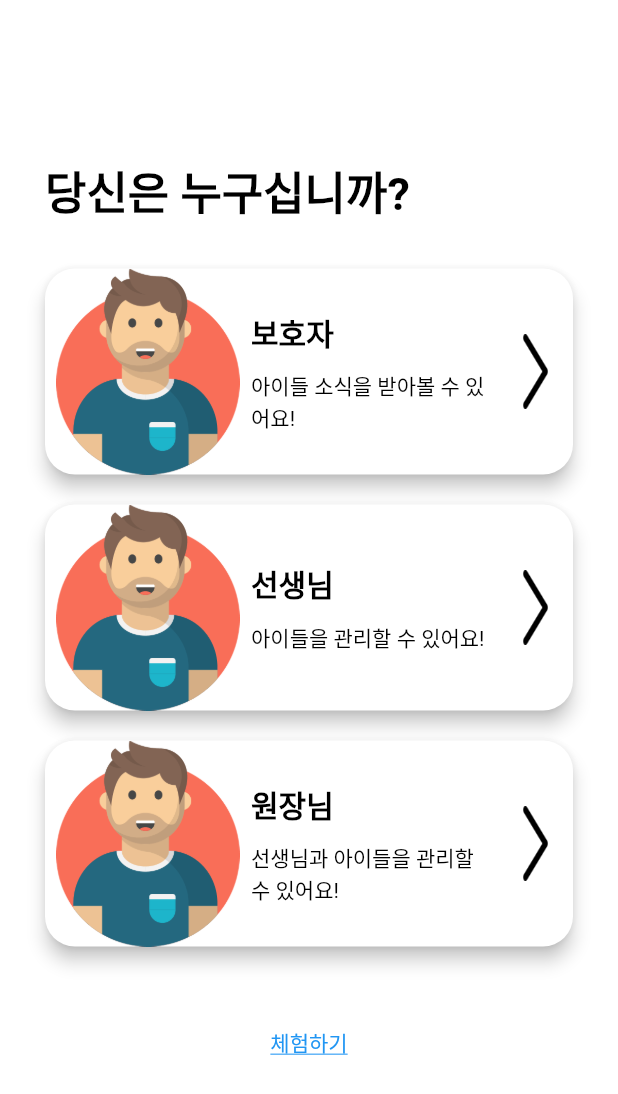
After one commit to NetmicsDev/BalletHelper, a Flutter app: the screen it shows after launch, on a phone screen of 412 x 824 dp. The commit adds this screen. Shown: the top 1094 px of the screen. Run offline on Flutter 3.47's test engine with Material 2 defaults, Android fonts, the light colour scheme and no system bars; our stand-ins replace get, get_storage.

Commit message:
로그인 화면 내 페이지 이동 설정 (TabController)

```diff
--- /dev/null
+++ b/lib/app/controller/login_controller.dart
@@ -0,0 +1,39 @@
+import 'package:flutter/material.dart';
+import 'package:get/get.dart';
+
+class LoginController extends GetxController with SingleGetTickerProviderMixin {
+  final List pages = [
+    'USER_TYPE', // 회원 권한 선택
+    'CHOOSE_SIGN', // 로그인인지 회원가입인지
+    'CODE_CHECK', // 보호자와 선생님 시 받은 코드 확인 (가입 시)
+    'SIGNIN', // 로그인
+    'SIGNUP' // 회원가입
+  ];
+
+  late TabController pageController;
+
+  @override
+  void onInit() {
+    super.onInit();
+    pageController = TabController(length: pages.length, vsync: this);
+  }
+
+  @override
+  void onClose() {
+    pageController.dispose();
+    super.onClose();
+  }
+
+  // true -> pop을 했다. false -> pop을 할 수 없다.
+  bool pop() {
+    bool isRoot = pageController.index == 0;
+    if (!isRoot) {
+      if (pageController.index == 4) {
+        pageController.index = 1;
+      } else {
+        pageController.index = pageController.index - 1;
+      }
+    }
+    return !isRoot;
+  }
+}
--- a/lib/app/routes/pages.dart
+++ b/lib/app/routes/pages.dart
@@ -1,5 +1,6 @@
 import 'package:ballet_helper/app/routes/routes.dart';
-import 'package:ballet_helper/app/ui/screen/login_screen.dart';
+import 'package:ballet_helper/app/ui/screen/login/login_screen.dart';
+import 'package:ballet_helper/app/ui/screen/login/user_type_page.dart';
 import 'package:ballet_helper/app/ui/screen/preview_screen.dart';
 import 'package:get/get_navigation/get_navigation.dart';
 
@@ -9,6 +10,6 @@
     GetPage(
         name: Routes.preview,
         page: () => PreviewScreen(),
-        transition: Transition.rightToLeft),
+        transition: Transition.fadeIn),
   ];
 }
--- /dev/null
+++ b/lib/app/ui/screen/login/login_screen.dart
@@ -0,0 +1,48 @@
+import 'dart:developer';
+
+import 'package:ballet_helper/app/controller/login_controller.dart';
+import 'package:ballet_helper/app/ui/screen/login/code_check_page.dart';
+import 'package:ballet_helper/app/ui/screen/login/user_type_page.dart';
+import 'package:ballet_helper/app/ui/theme/colors.dart';
+import 'package:flutter/material.dart';
+import 'package:get/get.dart';
+
+import 'choose_sign_page.dart';
+
+class LoginScreen extends StatefulWidget {
+  LoginScreen({Key? key}) : super(key: key);
+
+  @override
+  _LoginScreenState createState() => _LoginScreenState();
+}
+
+class _LoginScreenState extends State<LoginScreen> {
+  final LoginController _controller = Get.put(LoginController());
+
+  @override
+  Widget build(BuildContext context) {
+    return WillPopScope(
+      onWillPop: () async {
+        return !_controller.pop();
+      },
+      child: Scaffold(
+        backgroundColor: scaffoldBackgroundColor,
+        body: TabBarView(
+          controller: _controller.pageController,
+          children: _controller.pages.map((name) {
+            switch (name) {
+              case 'USER_TYPE':
+                return UserTypePage();
+              case 'CHOOSE_SIGN':
+                return ChooseSignPage();
+              case 'CODE_CHECK':
+                return CodeCheckPage();
+              default:
+                return Container();
+            }
+          }).toList(),
+        ),
+      ),
+    );
+  }
+}
--- /dev/null
+++ b/lib/app/ui/screen/login/user_type_page.dart
@@ -0,0 +1,63 @@
+import 'package:ballet_helper/app/controller/login_controller.dart';
+import 'package:ballet_helper/app/routes/routes.dart';
+import 'package:ballet_helper/app/ui/theme/colors.dart';
+import 'package:ballet_helper/app/ui/theme/styles/text_styles.dart';
+import 'package:ballet_helper/app/ui/values/string.dart';
+import 'package:ballet_helper/app/ui/widgets/buttons/user_type_button.dart';
+import 'package:flutter/material.dart';
+import 'package:get/route_manager.dart';
+import 'package:get/instance_manager.dart';
+
+class UserTypePage extends StatefulWidget {
+  UserTypePage({Key? key}) : super(key: key);
+
+  @override
+  _UserTypePageState createState() => _UserTypePageState();
+}
+
+class _UserTypePageState extends State<UserTypePage> {
+  final LoginController _controller = Get.find();
+
+  @override
+  Widget build(BuildContext context) {
+    double buttonSize = Get.height / 6;
+    return Padding(
+      padding: EdgeInsets.symmetric(horizontal: 30),
+      child: Column(
+        mainAxisAlignment: MainAxisAlignment.center,
+        children: [
+          Align(
+              alignment: Alignment.centerLeft,
+              child: Text(Strings.chooseUserType, style: headlineStyle)),
+          const SizedBox(height: 20),
+          UserTypeButton(
+            imagePath: '',
+            title: Strings.parent,
+            content: Strings.parentContent,
+            size: buttonSize,
+            onClick: () => _controller.pageController.animateTo(1),
+          ),
+          UserTypeButton(
+              imagePath: '',
+              title: Strings.teacher,
+              content: Strings.teacherContent,
+              size: buttonSize),
+          UserTypeButton(
+              imagePath: '',
+              title: Strings.owner,
+              content: Strings.ownerContent,
+              size: buttonSize),
+          SizedBox(height: 30),
+          TextButton(
+              onPressed: () => Get.toNamed(
+                    Routes.preview,
+                  ),
+              child: Text(
+                "체험하기",
+                style: TextStyle(decoration: TextDecoration.underline),
+              ))
+        ],
+      ),
+    );
+  }
+}
--- a/lib/app/ui/widgets/buttons/user_type_button.dart
+++ b/lib/app/ui/widgets/buttons/user_type_button.dart
@@ -7,12 +7,14 @@
   final String title;
   final String content;
   final double? size;
+  final Function()? onClick;
   const UserTypeButton(
       {Key? key,
       required this.imagePath,
       required this.title,
       required this.content,
-      this.size})
+      this.size,
+      this.onClick})
       : super(key: key);
   @override
   State<UserTypeButton> createState() => _UserTypeButtonState();
@@ -36,6 +38,7 @@
         }),
         onTapUp: (_) => setState(() {
           isPressing = false;
+          widget.onClick?.call();
         }),
         child: Row(
           crossAxisAlignment: CrossAxisAlignment.center,
```
Also changed, not shown: lib/app/ui/screen/login/choose_sign_page.dart (added, +24 -0 lines), lib/app/ui/screen/login/code_check_page.dart (added, +17 -0 lines), lib/app/ui/screen/login_screen.dart (deleted, +0 -61 lines).
